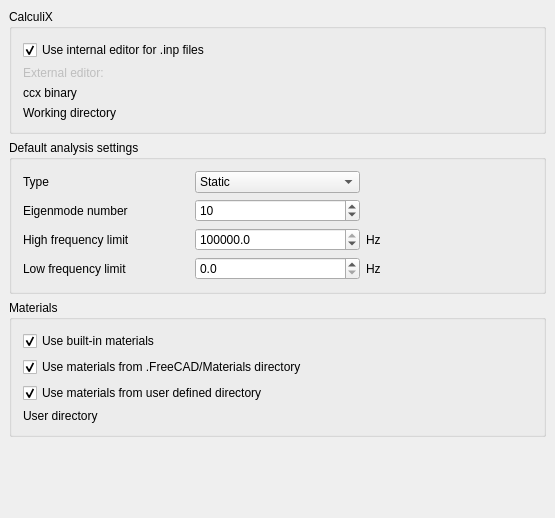
berndhahnebach/All_FreeCAD, file src/Mod/Fem/Gui/DlgSettingsFem.ui: the form before one commit.
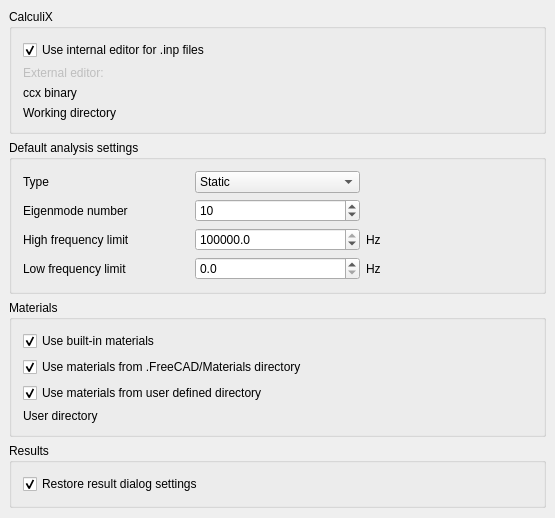
The form after the commit. Icons and pictures are not drawn. Custom widgets are drawn as their Qt base class.

Commit message: FEM: preference setting to disable restore result dialog settings

```diff
--- a/src/Mod/Fem/Gui/DlgSettingsFem.ui
+++ b/src/Mod/Fem/Gui/DlgSettingsFem.ui
@@ -457,6 +457,35 @@
        </layout>
       </widget>
      </item>
+     <item>
+      <widget class="QGroupBox" name="gb_results">
+       <property name="title">
+        <string>Results</string>
+       </property>
+       <layout class="QHBoxLayout" name="horizontalLayout_5">
+        <item>
+         <layout class="QVBoxLayout" name="verticalLayout_7">
+          <item>
+           <widget class="Gui::PrefCheckBox" name="cb_restore_result_dialog">
+            <property name="text">
+             <string>Restore result dialog settings</string>
+            </property>
+            <property name="checked">
+             <bool>true</bool>
+            </property>
+            <property name="prefEntry" stdset="0">
+             <cstring>RestoreResultDialog</cstring>
+            </property>
+            <property name="prefPath" stdset="0">
+             <cstring>Mod/Fem</cstring>
+            </property>
+           </widget>
+          </item>
+         </layout>
+        </item>
+       </layout>
+      </widget>
+     </item>
     </layout>
    </item>
    <item row="2" column="0">
```
The commit also changes 2 other files.
